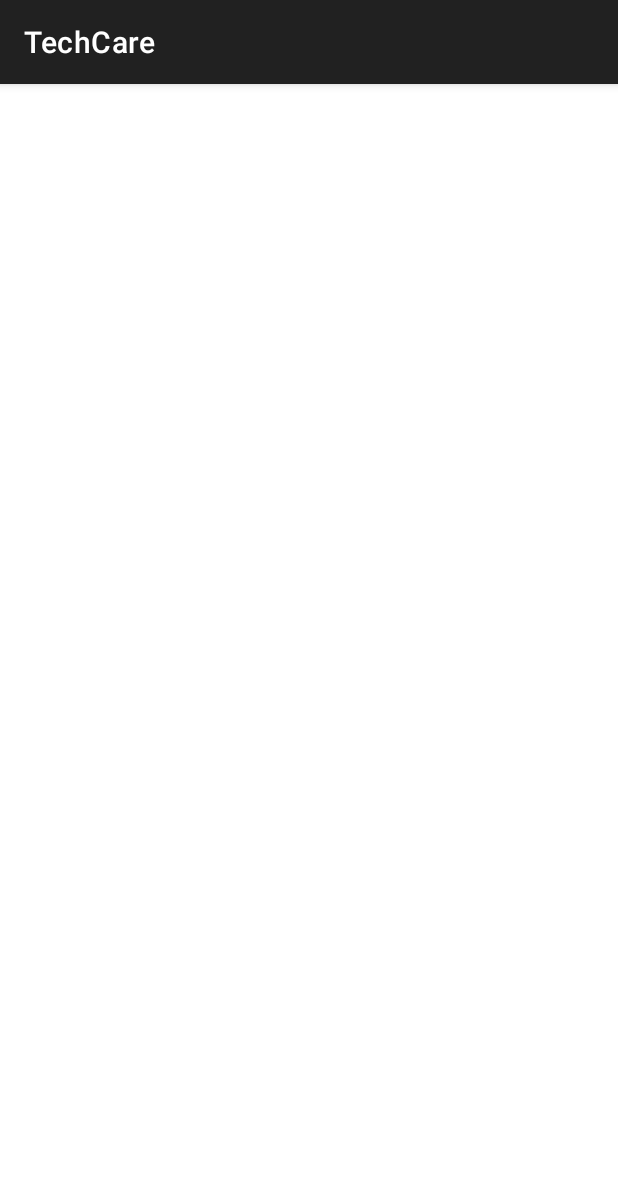
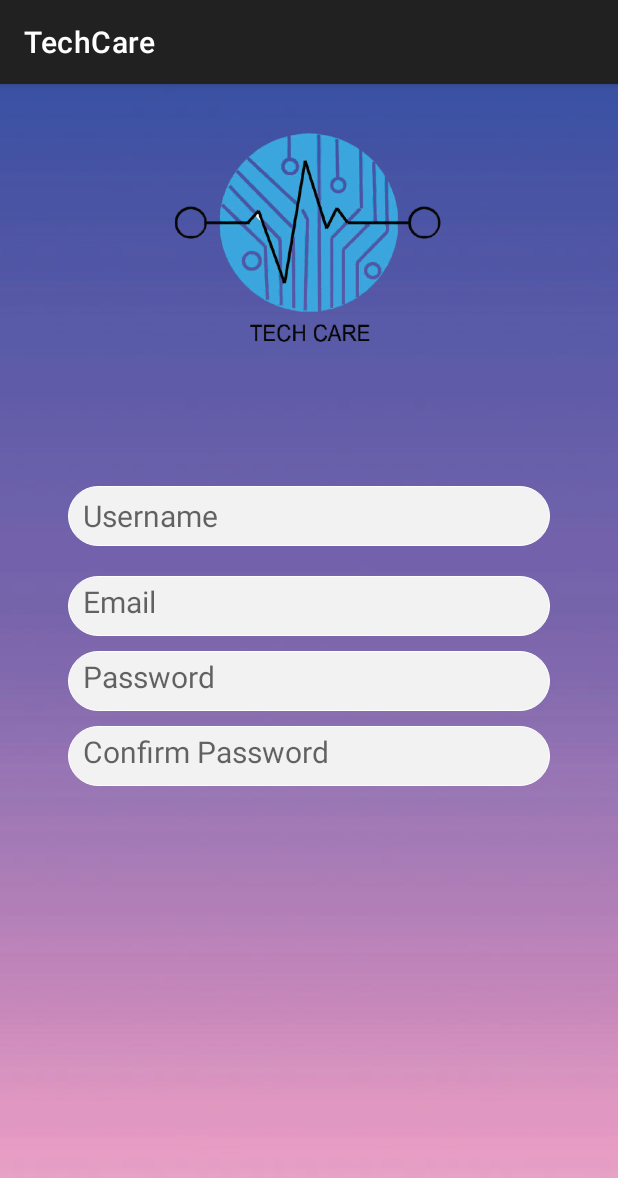
Before and after one commit to jesjoshie/TechCare, an Android app: the Signup screen opened directly, with no data from a screen before it, on a phone screen of 412 x 824 dp. Shown: the top 1178 px of the screen. Run offline under Robolectric (Android 15) with nearby library versions, the phone set to English and light mode, and no system bars.

Commit message:
added forgot password text in  interface 1

```diff
--- a/app/src/main/res/layout/activity_main.xml
+++ b/app/src/main/res/layout/activity_main.xml
@@ -133,7 +133,15 @@
                 android:text="Sign-Up"
                 android:textStyle="normal" />
 
-
+            <TextView
+                android:id="@+id/textView"
+                android:layout_width="match_parent"
+                android:layout_height="wrap_content"
+                android:text="Forgot Password?"
+                android:textColor="@color/White"
+                android:layout_gravity="center"
+                android:paddingLeft="120dp"
+                />
 
 
         </LinearLayout>
--- a/app/src/main/res/layout/activity_signup.xml
+++ b/app/src/main/res/layout/activity_signup.xml
@@ -1,9 +1,115 @@
 <?xml version="1.0" encoding="utf-8"?>
-<androidx.constraintlayout.widget.ConstraintLayout xmlns:android="http://schemas.android.com/apk/res/android"
+<RelativeLayout
+    xmlns:android="http://schemas.android.com/apk/res/android"
     xmlns:app="http://schemas.android.com/apk/res-auto"
     xmlns:tools="http://schemas.android.com/tools"
     android:layout_width="match_parent"
     android:layout_height="match_parent"
     tools:context=".Signup">
+    <ImageView
+        android:layout_width="match_parent"
+        android:layout_height="match_parent"
+        android:src="@drawable/bg"
+        android:scaleType="centerCrop"
+        android:id="@+id/formBack"/>
 
-</androidx.constraintlayout.widget.ConstraintLayout>
+
+
+    <ImageView
+        android:layout_width="match_parent"
+        android:paddingTop="5dp"
+        android:layout_height="200dp"
+        android:id="@+id/formLogo"
+        android:src="@drawable/techcare"
+        android:scaleType="fitCenter"
+        />
+
+    <ScrollView
+        android:layout_width="match_parent"
+        android:layout_height="wrap_content"
+        android:layout_below="@id/formLogo"
+        android:layout_alignParentBottom="true"
+        android:layout_marginTop="68dp"
+        android:layout_marginBottom="-105dp">
+
+        <LinearLayout
+            android:layout_width="match_parent"
+            android:layout_height="match_parent"
+            android:layout_marginStart="30dp"
+            android:layout_marginEnd="30dp"
+            android:orientation="vertical">
+
+
+            <AutoCompleteTextView
+                android:id="@+id/username"
+                android:layout_width="match_parent"
+                android:layout_height="40dp"
+                android:layout_marginStart="15dp"
+                android:layout_marginEnd="15dp"
+                android:layout_marginBottom="20dp"
+                android:background="@drawable/rounded_white"
+                android:drawablePadding="5dp"
+                android:hint="Username"
+                android:paddingStart="10dp"
+                android:paddingEnd="10dp"
+                android:textSize="20dp" />
+
+            <AutoCompleteTextView
+                android:id="@+id/email"
+                android:layout_width="match_parent"
+                android:layout_height="40dp"
+                android:layout_marginStart="15dp"
+                android:layout_marginEnd="15dp"
+                android:layout_marginBottom="10dp"
+                android:background="@drawable/rounded_white"
+                android:drawablePadding="5dp"
+                android:hint="Email"
+                android:inputType="textPassword"
+                android:paddingStart="10dp"
+                android:paddingEnd="10dp"
+                android:paddingBottom="5dp"
+                android:textSize="20dp" />
+
+            <AutoCompleteTextView
+                android:id="@+id/password"
+                android:layout_width="match_parent"
+                android:layout_height="40dp"
+                android:layout_marginStart="15dp"
+                android:layout_marginEnd="15dp"
+                android:layout_marginBottom="10dp"
+                android:background="@drawable/rounded_white"
+                android:drawablePadding="5dp"
+                android:hint="Password"
+                android:inputType="textPassword"
+                android:paddingStart="10dp"
+                android:paddingEnd="10dp"
+                android:paddingBottom="5dp"
+                android:textSize="20dp" />
+            <AutoCompleteTextView
+                android:id="@+id/confirmpassword"
+                android:layout_width="match_parent"
+                android:layout_height="40dp"
+                android:layout_marginStart="15dp"
+                android:layout_marginEnd="15dp"
+                android:layout_marginBottom="10dp"
+                android:background="@drawable/rounded_white"
+                android:drawablePadding="5dp"
+                android:hint="Confirm Password"
+                android:inputType="textPassword"
+                android:paddingStart="10dp"
+                android:paddingEnd="10dp"
+                android:paddingBottom="5dp"
+                android:textSize="20dp" />
+
+
+
+
+
+
+
+
+
+
+        </LinearLayout>
+    </ScrollView>
+</RelativeLayout>
```
